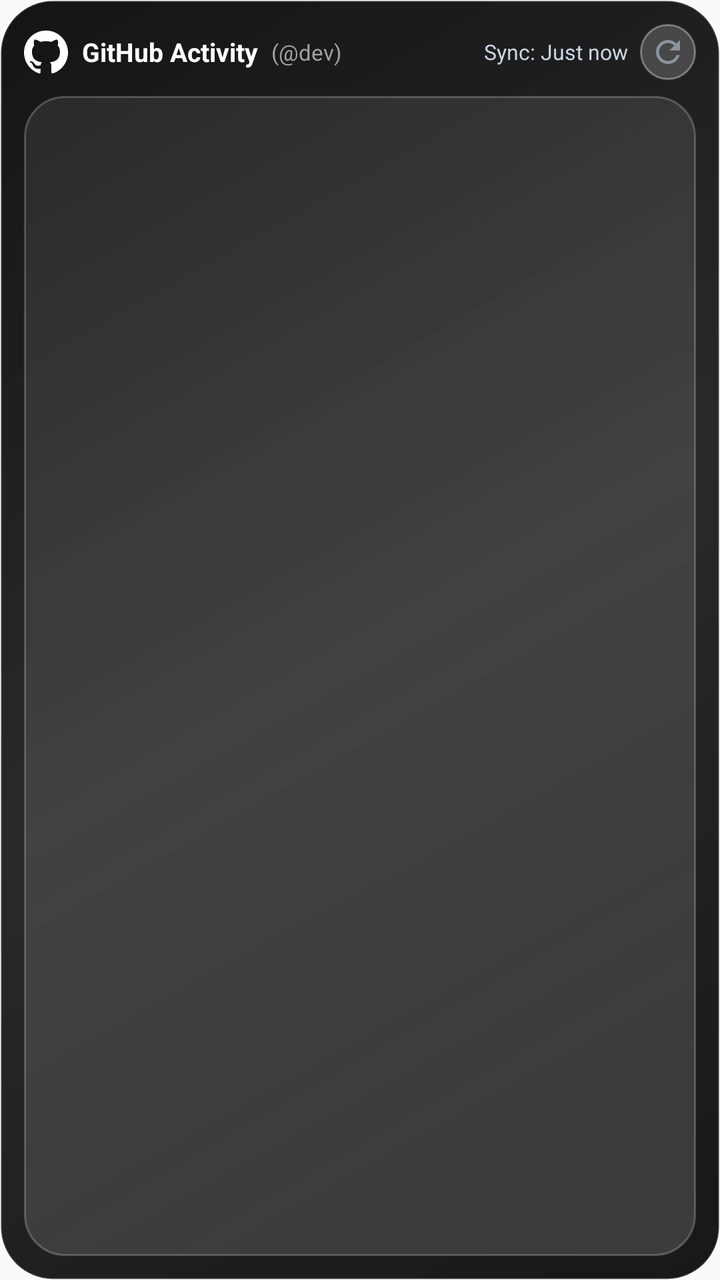
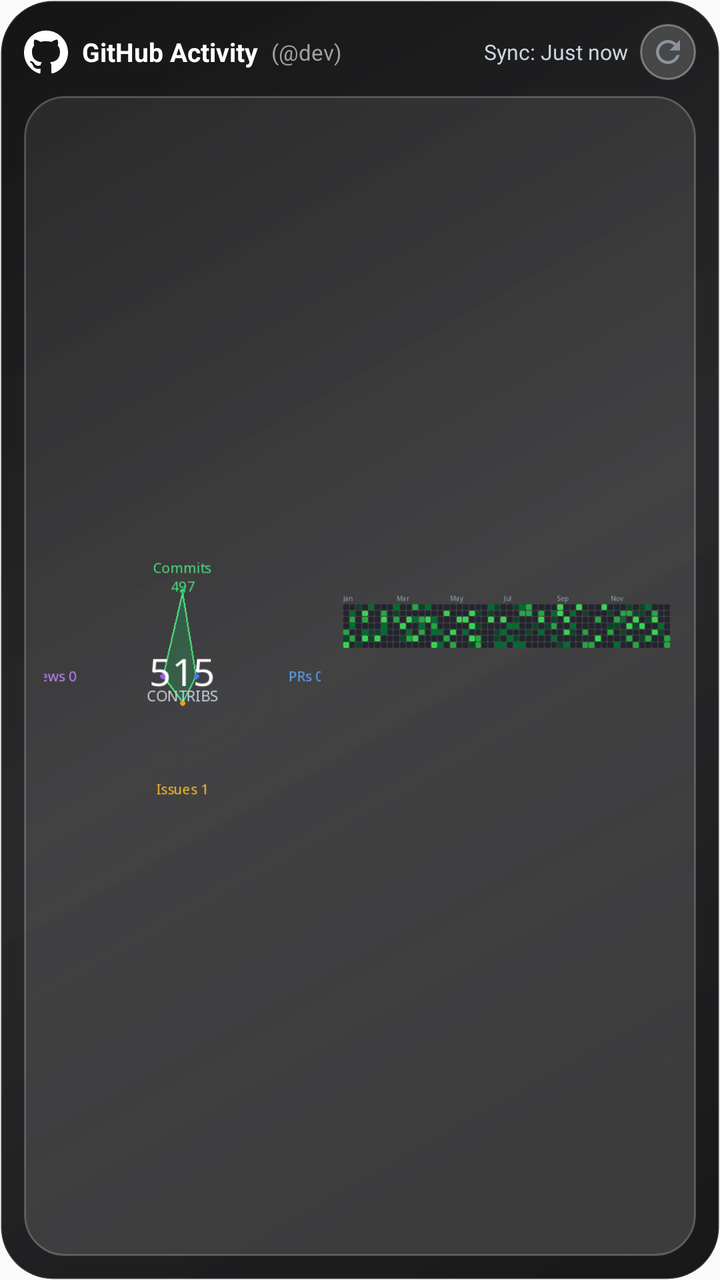

Compare the two renders of this Android layout. The source of the first and the diff that turns it into the second are given below.
<!-- AndroidManifest.xml: application theme Theme.DevWidgets -->
<!-- res/layout/widget_github.xml -->
<?xml version="1.0" encoding="utf-8"?>
<FrameLayout xmlns:android="http://schemas.android.com/apk/res/android"
    android:layout_width="match_parent"
    android:layout_height="match_parent">

    <ImageView
        android:id="@+id/iv_widget_wallpaper_bg"
        android:layout_width="match_parent"
        android:layout_height="match_parent"
        android:scaleType="centerCrop"
        android:visibility="gone" />

    <ImageView
        android:id="@+id/v_widget_wallpaper_scrim"
        android:layout_width="match_parent"
        android:layout_height="match_parent"
        android:background="#80000000"
        android:visibility="gone" />

    <LinearLayout
        android:id="@+id/widget_root"
        android:layout_width="match_parent"
        android:layout_height="match_parent"
        android:orientation="vertical"
        android:background="@drawable/widget_glass_chassis"
        android:padding="12dp">

    
    <RelativeLayout
        android:id="@+id/header_bar"
        android:layout_width="match_parent"
        android:layout_height="wrap_content"
        android:layout_marginBottom="8dp">

        <LinearLayout
            android:id="@+id/header_right_wrap"
            android:layout_width="wrap_content"
            android:layout_height="wrap_content"
            android:orientation="horizontal"
            android:gravity="center_vertical"
            android:layout_alignParentEnd="true"
            android:layout_centerVertical="true">

            <TextView
                android:id="@+id/tv_last_updated"
                android:layout_width="wrap_content"
                android:layout_height="wrap_content"
                android:text="Sync: Just now"
                android:textColor="#CBD5E1"
                android:textSize="10.5sp"
                android:layout_marginEnd="6dp" />

            <ImageView
                android:id="@+id/btn_refresh"
                android:layout_width="28dp"
                android:layout_height="28dp"
                android:background="@drawable/widget_icon_button_glass"
                android:padding="5dp"
                android:src="@drawable/ic_refresh"
                android:contentDescription="Refresh" />
        </LinearLayout>

        <LinearLayout
            android:layout_width="wrap_content"
            android:layout_height="wrap_content"
            android:orientation="horizontal"
            android:gravity="center_vertical"
            android:layout_alignParentStart="true"
            android:layout_centerVertical="true">

            <ImageView
                android:id="@+id/iv_gh_brand_logo"
                android:layout_width="22dp"
                android:layout_height="22dp"
                android:src="@drawable/ic_github_logo"
                android:layout_marginEnd="7dp"
                android:contentDescription="GitHub Logo" />

            <TextView
                android:id="@+id/tv_gh_title"
                android:layout_width="wrap_content"
                android:layout_height="wrap_content"
                android:text="GitHub Activity"
                android:textColor="#FFFFFF"
                android:textSize="13sp"
                android:textStyle="bold" />

            <TextView
                android:id="@+id/tv_gh_user_tag"
                android:layout_width="wrap_content"
                android:layout_height="wrap_content"
                android:layout_marginStart="4dp"
                android:text=" (@dev)"
                android:textColor="#A0A0A0"
                android:textSize="11sp" />
        </LinearLayout>
    </RelativeLayout>

    
    <LinearLayout
        android:id="@+id/section_github"
        android:layout_width="match_parent"
        android:layout_height="0dp"
        android:layout_weight="1"
        android:orientation="horizontal"
        android:background="@drawable/widget_glass_card"
        android:padding="10dp"
        android:gravity="center_vertical">

        <ImageView
            android:id="@+id/iv_github_typemap"
            android:layout_width="0dp"
            android:layout_height="match_parent"
            android:layout_weight="0.45"
            android:scaleType="fitCenter"
            android:contentDescription="GitHub Radar" />

        <ImageView
            android:id="@+id/iv_github_heatmap"
            android:layout_width="0dp"
            android:layout_height="match_parent"
            android:layout_weight="0.55"
            android:scaleType="fitCenter"
            android:layout_marginStart="8dp"
            android:contentDescription="GitHub Heatmap" />
    </LinearLayout>
</LinearLayout>
</FrameLayout>
<!-- resources referenced by this layout -->
<resources>
  <!-- drawable ic_github_logo (drawable) -->
  <vector xmlns:android="http://schemas.android.com/apk/res/android"
      android:width="20dp"
      android:height="20dp"
      android:viewportWidth="24"
      android:viewportHeight="24">
      
      <path
          android:fillColor="#FFFFFF"
          android:pathData="M12,0.297c-6.63,0 -12,5.373 -12,12 0,5.303 3.438,9.8 8.205,11.385.6,0.113 0.82,-0.258 0.82,-0.577 0,-0.285 -0.01,-1.04 -0.015,-2.04 -3.338,0.724 -4.042,-1.61 -4.042,-1.61C4.422,18.07 3.633,17.7 3.633,17.7c-1.087,-0.744 0.084,-0.729 0.084,-0.729 1.205,0.084 1.838,1.236 1.838,1.236 1.07,1.835 2.809,1.305 3.495,0.998.108,-0.776 0.417,-1.305 0.76,-1.605 -2.665,-0.3 -5.466,-1.332 -5.466,-5.93 0,-1.31 0.465,-2.38 1.235,-3.22 -0.135,-0.303 -0.54,-1.523 0.105,-3.176 0,0 1.005,-0.322 3.3,1.23.96,-0.267 1.98,-0.399 3,-0.405 1.02,0.006 2.04,0.138 3,0.405 2.28,-1.552 3.285,-1.23 3.285,-1.23.645,1.653 0.24,2.873 0.12,3.176.765,0.84 1.23,1.91 1.23,3.22 0,4.61 -2.805,5.625 -5.475,5.92.42,0.36 0.81,1.096 0.81,2.22 0,1.606 -0.015,2.896 -0.015,3.286 0,0.315 0.21,0.69 0.825,0.57C20.565,22.092 24,17.592 24,12.297c0,-6.627 -5.373,-12 -12,-12z" />
  </vector>
  <!-- drawable ic_refresh (drawable) -->
  <vector xmlns:android="http://schemas.android.com/apk/res/android"
      android:width="20dp"
      android:height="20dp"
      android:viewportWidth="24"
      android:viewportHeight="24">
    <path
        android:fillColor="#8B949E"
        android:pathData="M17.65,6.35C16.2,4.9 14.21,4 12,4c-4.42,0 -7.99,3.58 -7.99,8s3.57,8 7.99,8c3.73,0 6.84,-2.55 7.73,-6h-2.08c-0.82,2.33 -3.04,4 -5.65,4 -3.31,0 -6,-2.69 -6,-6s2.69,-6 6,-6c1.66,0 3.14,0.69 4.22,1.78L13,11h7V4l-2.35,2.35z"/>
  </vector>
  <!-- drawable widget_glass_card (drawable) -->
  <?xml version="1.0" encoding="utf-8"?>
  <shape xmlns:android="http://schemas.android.com/apk/res/android"
      android:shape="rectangle">
      
      <gradient
          android:angle="135"
          android:startColor="#26FFFFFF"
          android:endColor="#14FFFFFF" />
      <corners android:radius="20dp" />
      <stroke
          android:width="1dp"
          android:color="#38FFFFFF" />
  </shape>
  <!-- drawable widget_glass_chassis (drawable) -->
  <?xml version="1.0" encoding="utf-8"?>
  <shape xmlns:android="http://schemas.android.com/apk/res/android"
      android:shape="rectangle">
      
      <gradient
          android:angle="135"
          android:startColor="#F20B0B0C"
          android:centerColor="#E6121214"
          android:endColor="#F2080809" />
      <corners android:radius="26dp" />
      <stroke
          android:width="1dp"
          android:color="#24FFFFFF" />
  </shape>
  <!-- drawable widget_icon_button_glass (drawable) -->
  <?xml version="1.0" encoding="utf-8"?>
  <shape xmlns:android="http://schemas.android.com/apk/res/android"
      android:shape="oval">
      
      <solid android:color="#2EFFFFFF" />
      <stroke
          android:width="1dp"
          android:color="#59FFFFFF" />
  </shape>
  <style name="Theme.DevWidgets" parent="android:Theme.Material.Light.NoActionBar" />
</resources>

<!-- the commit's change to res/layout/widget_github.xml (unified diff, before → after) -->
@@ -113,6 +113,7 @@
             android:layout_height="match_parent"
             android:layout_weight="0.45"
             android:scaleType="fitCenter"
+            android:src="@drawable/preview_element_gh_circle"
             android:contentDescription="GitHub Radar" />
 
         <ImageView
@@ -121,6 +122,7 @@
             android:layout_height="match_parent"
             android:layout_weight="0.55"
             android:scaleType="fitCenter"
+            android:src="@drawable/preview_element_gh_heatmap"
             android:layout_marginStart="8dp"
             android:contentDescription="GitHub Heatmap" />
     </LinearLayout>
<!-- resource entries referenced after the edit -->
@@ -21,6 +21,8 @@
         android:fillColor="#8B949E"
         android:pathData="M17.65,6.35C16.2,4.9 14.21,4 12,4c-4.42,0 -7.99,3.58 -7.99,8s3.57,8 7.99,8c3.73,0 6.84,-2.55 7.73,-6h-2.08c-0.82,2.33 -3.04,4 -5.65,4 -3.31,0 -6,-2.69 -6,-6s2.69,-6 6,-6c1.66,0 3.14,0.69 4.22,1.78L13,11h7V4l-2.35,2.35z"/>
   </vector>
+  <!-- drawable preview_element_gh_circle: png bitmap (drawable, 11407 bytes) -->
+  <!-- drawable preview_element_gh_heatmap: png bitmap (drawable, 3491 bytes) -->
   <!-- drawable widget_glass_card (drawable) -->
   <?xml version="1.0" encoding="utf-8"?>
   <shape xmlns:android="http://schemas.android.com/apk/res/android"
